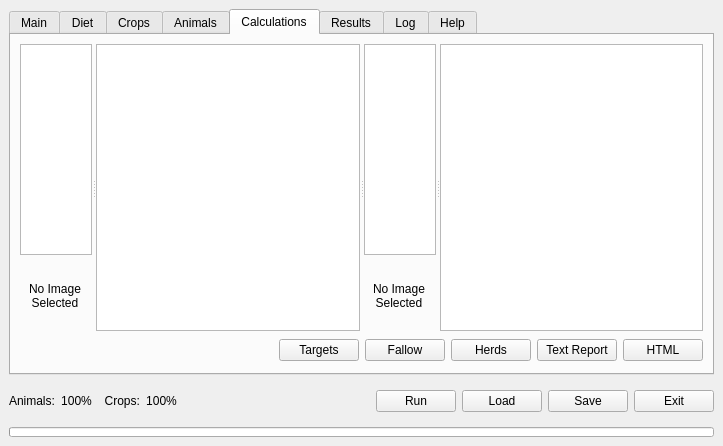
This is src/ui/lamainformbase.ui in arkygeek/landuseanalyst as Qt 5 draws it before an edit. The edited form follows.
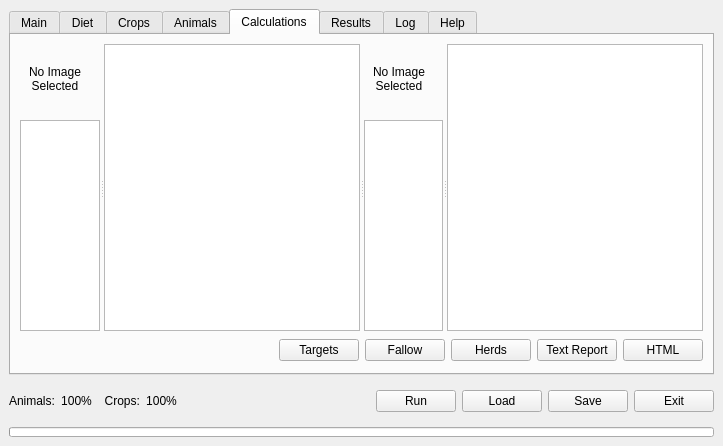
This is the edited form. The open tabs and pages were chosen to show the change. Icons and pictures are not drawn.

Commit message: made it so the previous settings are remembered (just forgot to call the function tim!)  and changed some numbers on the diet tab to static_ints so that scientific notation wouldn't show up.

Diff of the .ui file:
```diff
--- a/src/ui/lamainformbase.ui
+++ b/src/ui/lamainformbase.ui
@@ -2269,24 +2269,6 @@
        <string>Calculations</string>
       </attribute>
       <layout class="QGridLayout" >
-       <property name="leftMargin" >
-        <number>9</number>
-       </property>
-       <property name="topMargin" >
-        <number>9</number>
-       </property>
-       <property name="rightMargin" >
-        <number>9</number>
-       </property>
-       <property name="bottomMargin" >
-        <number>9</number>
-       </property>
-       <property name="horizontalSpacing" >
-        <number>6</number>
-       </property>
-       <property name="verticalSpacing" >
-        <number>6</number>
-       </property>
        <item row="0" column="0" colspan="6" >
         <widget class="QSplitter" name="splitter_5" >
          <property name="orientation" >
@@ -2296,23 +2278,31 @@
           <property name="orientation" >
            <enum>Qt::Horizontal</enum>
           </property>
-          <widget class="QWidget" name="layoutWidget" >
+          <widget class="QWidget" name="" >
            <layout class="QVBoxLayout" >
-            <property name="spacing" >
-             <number>6</number>
-            </property>
-            <property name="leftMargin" >
-             <number>0</number>
-            </property>
-            <property name="topMargin" >
-             <number>0</number>
-            </property>
-            <property name="rightMargin" >
-             <number>0</number>
-            </property>
-            <property name="bottomMargin" >
-             <number>0</number>
-            </property>
+            <item>
+             <widget class="QLabel" name="lblCropPicCalcs" >
+              <property name="minimumSize" >
+               <size>
+                <width>70</width>
+                <height>70</height>
+               </size>
+              </property>
+              <property name="maximumSize" >
+               <size>
+                <width>70</width>
+                <height>70</height>
+               </size>
+              </property>
+              <property name="text" >
+               <string>No Image
+Selected</string>
+              </property>
+              <property name="alignment" >
+               <set>Qt::AlignCenter</set>
+              </property>
+             </widget>
+            </item>
             <item>
              <widget class="QListWidget" name="listWidgetCalculationsCrop" >
               <property name="sizePolicy" >
@@ -2341,29 +2331,6 @@
               </property>
              </widget>
             </item>
-            <item>
-             <widget class="QLabel" name="lblCropPicCalcs" >
-              <property name="minimumSize" >
-               <size>
-                <width>70</width>
-                <height>70</height>
-               </size>
-              </property>
-              <property name="maximumSize" >
-               <size>
-                <width>70</width>
-                <height>70</height>
-               </size>
-              </property>
-              <property name="text" >
-               <string>No Image
-Selected</string>
-              </property>
-              <property name="alignment" >
-               <set>Qt::AlignCenter</set>
-              </property>
-             </widget>
-            </item>
            </layout>
           </widget>
           <widget class="QTextBrowser" name="textBrowserResultsCrop" >
@@ -2387,23 +2354,31 @@
           <property name="orientation" >
            <enum>Qt::Horizontal</enum>
           </property>
-          <widget class="QWidget" name="layoutWidget" >
+          <widget class="QWidget" name="" >
            <layout class="QVBoxLayout" >
-            <property name="spacing" >
-             <number>6</number>
-            </property>
-            <property name="leftMargin" >
-             <number>0</number>
-            </property>
-            <property name="topMargin" >
-             <number>0</number>
-            </property>
-            <property name="rightMargin" >
-             <number>0</number>
-            </property>
-            <property name="bottomMargin" >
-             <number>0</number>
-            </property>
+            <item>
+             <widget class="QLabel" name="lblAnimalPicCalcs" >
+              <property name="minimumSize" >
+               <size>
+                <width>70</width>
+                <height>70</height>
+               </size>
+              </property>
+              <property name="maximumSize" >
+               <size>
+                <width>70</width>
+                <height>70</height>
+               </size>
+              </property>
+              <property name="text" >
+               <string>No Image
+Selected</string>
+              </property>
+              <property name="alignment" >
+               <set>Qt::AlignCenter</set>
+              </property>
+             </widget>
+            </item>
             <item>
              <widget class="QListWidget" name="listWidgetCalculationsAnimal" >
               <property name="sizePolicy" >
@@ -2432,29 +2407,6 @@
               </property>
              </widget>
             </item>
-            <item>
-             <widget class="QLabel" name="lblAnimalPicCalcs" >
-              <property name="minimumSize" >
-               <size>
-                <width>70</width>
-                <height>70</height>
-               </size>
-              </property>
-              <property name="maximumSize" >
-               <size>
-                <width>70</width>
-                <height>70</height>
-               </size>
-              </property>
-              <property name="text" >
-               <string>No Image
-Selected</string>
-              </property>
-              <property name="alignment" >
-               <set>Qt::AlignCenter</set>
-              </property>
-             </widget>
-            </item>
            </layout>
           </widget>
           <widget class="QTextBrowser" name="textBrowserResultsAnimals" >
```
Left out of the diff: 109 changed lines with no effect on the pictures. The commit also changes 1 other file.
